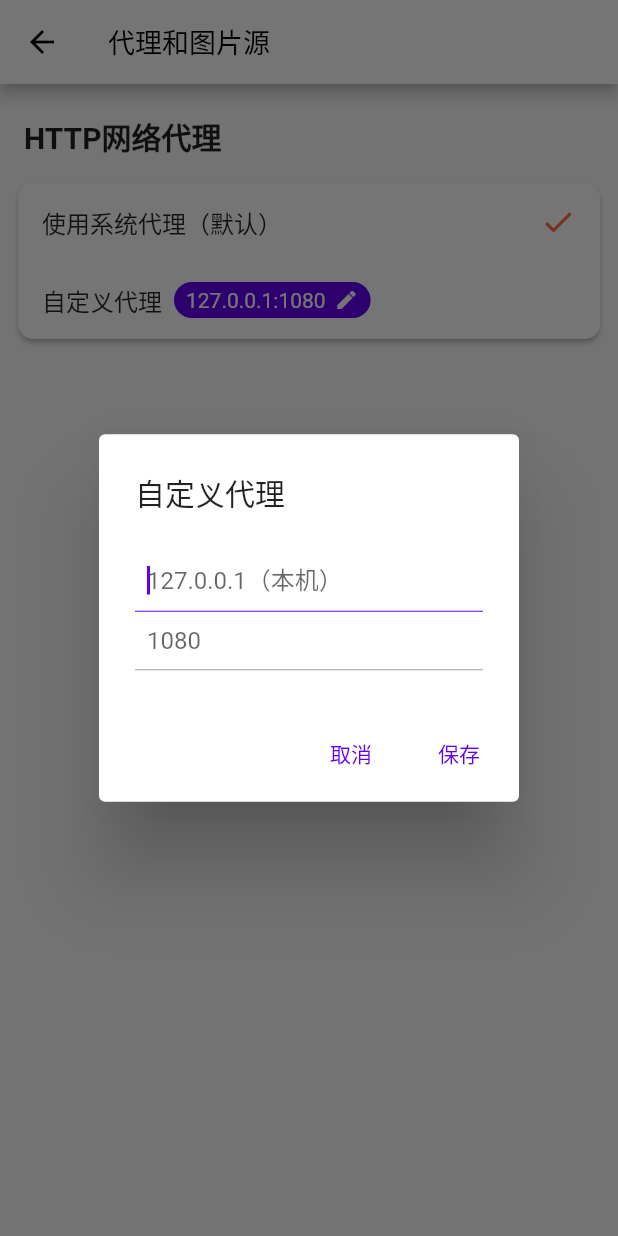
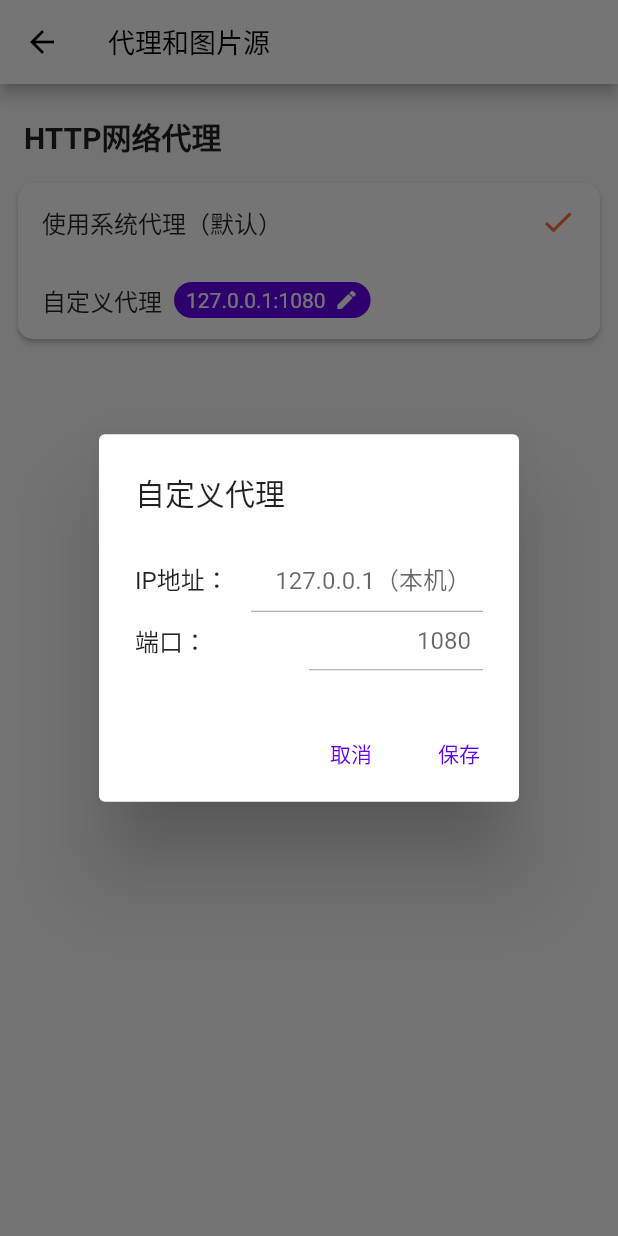
Before and after one commit to kerrinz/pixiv-artvier, a Flutter app: the SettingNetworkPage screen opened directly, after a tap on "自定义代理", on a phone screen of 412 x 824 dp. Run offline on Flutter 3.47's test engine with Material 2 defaults, Android fonts, the phone set to English and light mode, and no system bars; our stand-ins replace cached_network_image, date_format, dio, extended_nested_scroll_view, fluttertoast, image_gallery_saver and 5 more; accounts and stored records are empty; statements that could not run were skipped.

Commit message:
优化了部分文字显示

```diff
--- a/lib/pages/login/login_wizard_page.dart
+++ b/lib/pages/login/login_wizard_page.dart
@@ -22,7 +22,7 @@ class LoginWizardPage extends StatelessWidget {
               padding: EdgeInsets.symmetric(vertical: 16.0),
               child: Text("Pixgem", style: TextStyle(fontSize: 32)),
             ),
-            const Text.rich(TextSpan(text: "请使用代理软件登录")),
+            const Text.rich(TextSpan(text: "（代理设置不对登录生效）")),
             Row(
               children: [
                 Expanded(child: Container()),
--- a/lib/pages/settings/setting_network.dart
+++ b/lib/pages/settings/setting_network.dart
@@ -105,36 +105,59 @@ class SettingNetworkPageState extends State<SettingNetworkPage> {
               builder: (BuildContext context) {
                 return AlertDialog(
                   title: const Text("自定义代理"),
-                  content: Column(
+                  content: SingleChildScrollView(
+                    child: Column(
                       crossAxisAlignment: CrossAxisAlignment.start,
-                    mainAxisSize: MainAxisSize.min,
                       children: <Widget>[
-                      TextField(
-                        autofocus: true,
+                        Row(
+                          children: [
+                            const Expanded(flex: 1, child: Text("IP地址：")),
+                            Expanded(
+                              flex: 2,
+                              child: TextField(
+                                autofocus: false,
                                 controller: _hostController,
                                 keyboardType: TextInputType.text,
+                                textAlign: TextAlign.end,
                                 decoration: const InputDecoration(
                                   hintText: "${CONSTANTS.proxy_default_host}（本机）",
                                   contentPadding: EdgeInsets.symmetric(horizontal: 8, vertical: 10),
                                   isCollapsed: true, // 高度包裹，不会存在默认高度
                                 ),
                               ),
-                      TextField(
+                            ),
+                          ],
+                        ),
+                        Row(
+                          children: [
+                            const Expanded(child: Text("端口：")),
+                            Expanded(
+                              child: TextField(
                                 autofocus: false,
                                 controller: _portController,
                                 keyboardType: const TextInputType.numberWithOptions(signed: true, decimal: false),
+                                textAlign: TextAlign.end,
                                 decoration: const InputDecoration(
                                   hintText: CONSTANTS.proxy_default_port,
                                   contentPadding: EdgeInsets.symmetric(horizontal: 8, vertical: 10),
                                   isCollapsed: true, // 高度包裹，不会存在默认高度
                                 ),
                               ),
+                            ),
                           ],
+                        ),
+                      ],
+                    ),
                   ),
                   actions: <Widget>[
                     TextButton(
                       child: const Text("取消"),
-                      onPressed: () => Navigator.of(context).pop(),
+                      onPressed: () {
+                        // 退回原来的值
+                        _hostController.text = NetworkStore.getProxyHost() ?? "";
+                        _portController.text = NetworkStore.getProxyPort() ?? "";
+                        Navigator.of(context).pop();
+                      },
                     ),
                     TextButton(
                       child: const Text("保存"),
```
Lines whose indentation alone changed are shown as unchanged.
